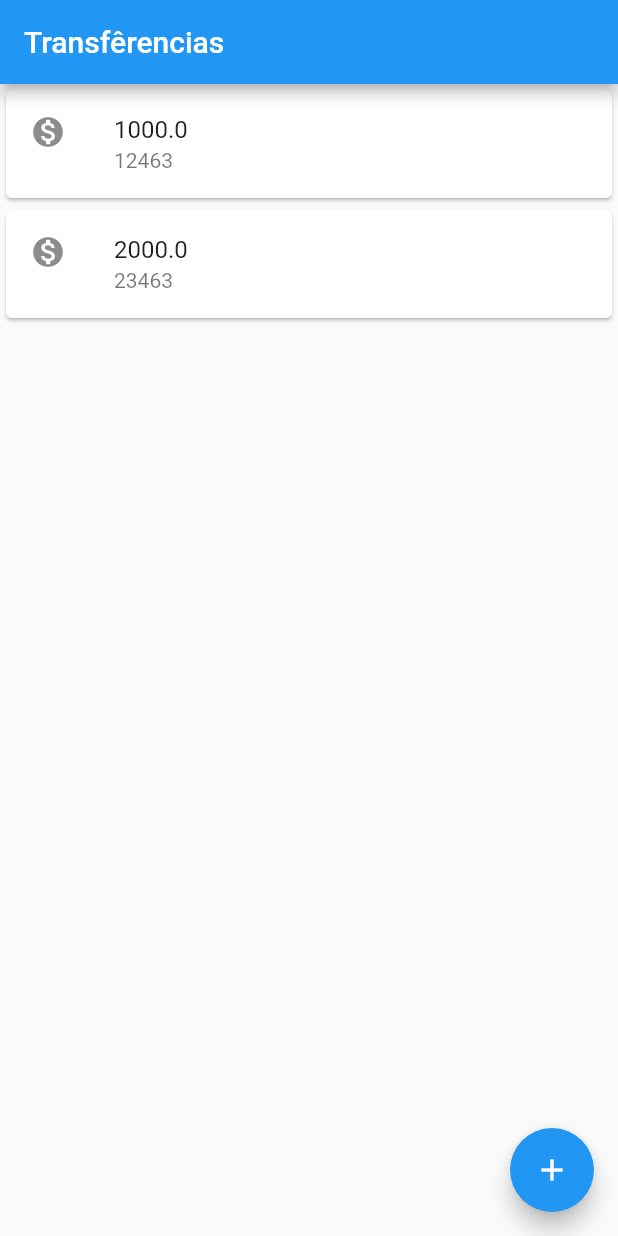
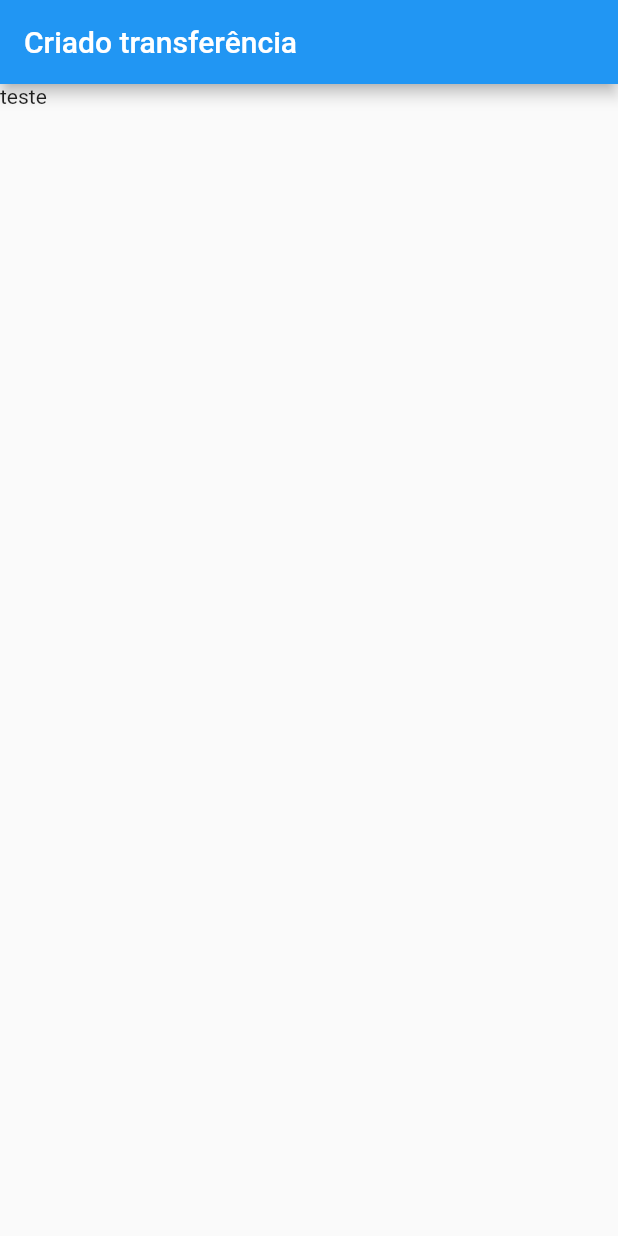
Before and after one commit to Gabriel-Simon07/Flutter, a Flutter app: the screen it shows after launch, on a phone screen of 412 x 824 dp. Run offline on Flutter 3.47's test engine with Material 2 defaults, Android fonts, the phone set to English and light mode, and no system bars; missing offline and left inert: dart:html.

Commit message:
extract code of method run

```diff
--- a/lib/main.dart
+++ b/lib/main.dart
@@ -1,27 +1,38 @@
+import 'dart:html';
+
 import 'package:flutter/material.dart';
 
-void main() => runApp(
-  MaterialApp(
+void main() => runApp(ByteBankApp());
+
+class ByteBankApp extends StatelessWidget {
+  const ByteBankApp({Key? key}) : super(key: key);
+
+  @override
+  Widget build(BuildContext context) {
+    return MaterialApp(
       home: Scaffold(
-      body: ListaTransferencias(),
-      appBar: AppBar(title: Text('Transfêrencias'),),
-      floatingActionButton: FloatingActionButton(
-        onPressed: () {  },
-        child: Icon(Icons.add),
+        body: FormularioTransferencia(),
       ),
-    ),
-  )
     );
+  }
+}
 
 class ListaTransferencias extends StatelessWidget {
 
 @override
   Widget build(BuildContext context) {
-    return Column(
+    return Scaffold(
+        appBar: AppBar(title: Text('Transfêrencias'),),
+      body: Column(
         children: [
           ItemTransferencia(Transferencia(1000.0, 12463)),
           ItemTransferencia(Transferencia(2000.0, 23463)),
         ],
+      ),
+      floatingActionButton: FloatingActionButton(
+        onPressed: () {  },
+        child: Icon(Icons.add),
+      ),
     );
   }
 }
@@ -51,3 +62,14 @@ class Transferencia {
 
   Transferencia(this.valor, this.numeroConta);
 }
+
+class FormularioTransferencia extends StatelessWidget {
+  const FormularioTransferencia({Key? key}) : super(key: key);
+
+  @override
+  Widget build(BuildContext context) {
+    return Scaffold(
+      appBar: AppBar(title: Text('Criado transferência'),),
+        body: Text('teste'));
+  }
+}
```
Lines whose indentation alone changed are shown as unchanged.
